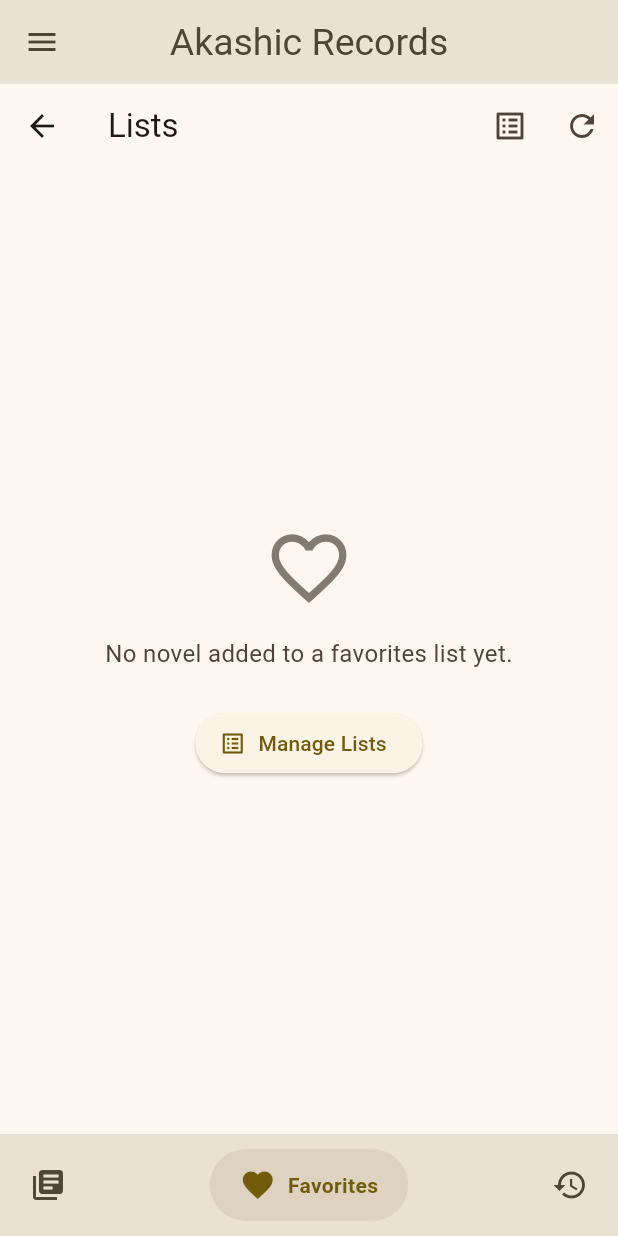
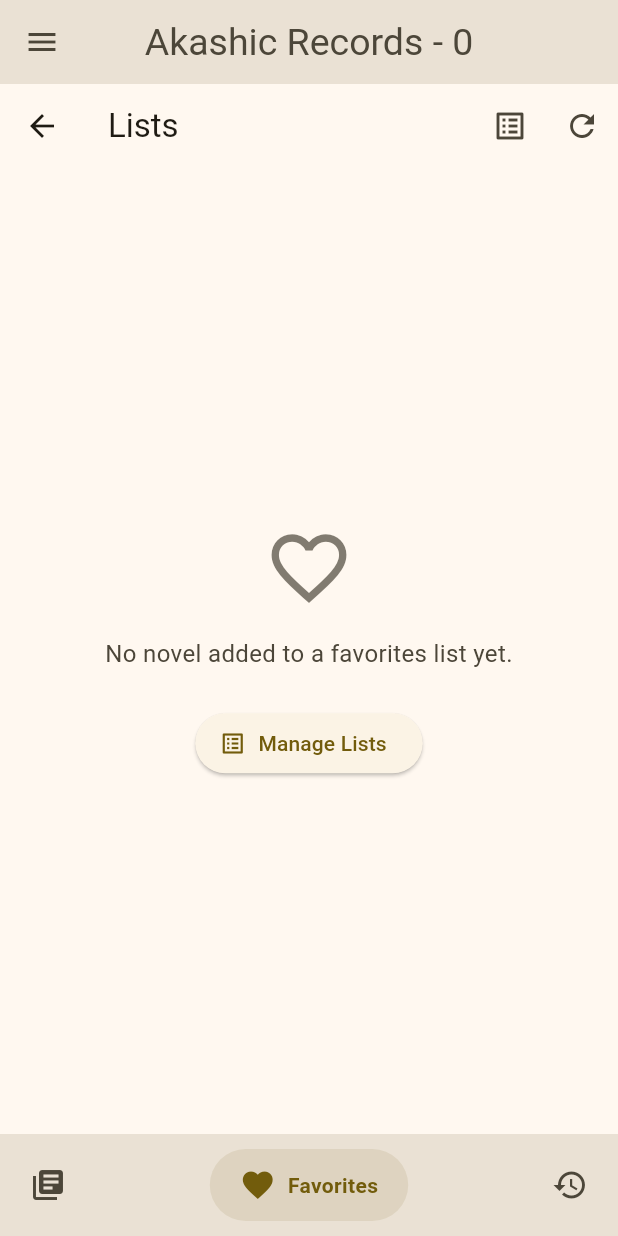
Before and after one commit to Luiz-eduardp/akashic_records, a Flutter app: the HomeScreen screen opened by its route, item 2 of the bottom bar chosen, on a phone screen of 412 x 824 dp. Run offline on Flutter 3.47's test engine with Material 3 defaults, Android fonts, the phone set to English and light mode, and no system bars; drawn by our look-alikes of flutter_advanced_drawer, google_nav_bar; our stand-ins replace cached_network_image, cookie_jar, flutter_html, flutter_markdown, google_fonts, hive_flutter and 5 more; missing offline and left inert: flutter_code_editor, highlight; accounts and stored records are empty; network calls fail.

Commit message:
feat(home): display novel count in app bar
- Added novel count to app bar title.
- Used Provider to access app state.
- Updated app bar title dynamically.
Novelonline cannot search and scroll down to next novel #37

```diff
--- a/lib/screens/home_screen.dart
+++ b/lib/screens/home_screen.dart
@@ -6,6 +6,8 @@ import 'package:akashic_records/i18n/i18n.dart';
 import 'package:google_nav_bar/google_nav_bar.dart';
 import 'package:flutter_advanced_drawer/flutter_advanced_drawer.dart';
 import 'package:akashic_records/widgets/app_drawer.dart';
+import 'package:provider/provider.dart';
+import 'package:akashic_records/state/app_state.dart';
 
 class HomeScreen extends StatefulWidget {
   const HomeScreen({super.key});
@@ -55,6 +57,8 @@ class _HomeScreenState extends State<HomeScreen> with TickerProviderStateMixin {
     final screenWidth = MediaQuery.of(context).size.width;
     final isTablet = screenWidth > 600;
 
+    final appState = Provider.of<AppState>(context);
+
     return AdvancedDrawer(
       backdropColor: theme.colorScheme.surfaceVariant,
       controller: _advancedDrawerController,
@@ -72,7 +76,9 @@ class _HomeScreenState extends State<HomeScreen> with TickerProviderStateMixin {
       drawer: AppDrawer(advancedDrawerController: _advancedDrawerController),
       child: Scaffold(
         appBar: AppBar(
-          title: Text('Akashic Records'.translate),
+          title: Text(
+            'Akashic Records'.translate + ' - ${appState.novelCount}',
+          ),
           backgroundColor: theme.colorScheme.surfaceContainerHighest,
           iconTheme: IconThemeData(color: theme.colorScheme.onSurfaceVariant),
           actionsIconTheme: IconThemeData(
```
